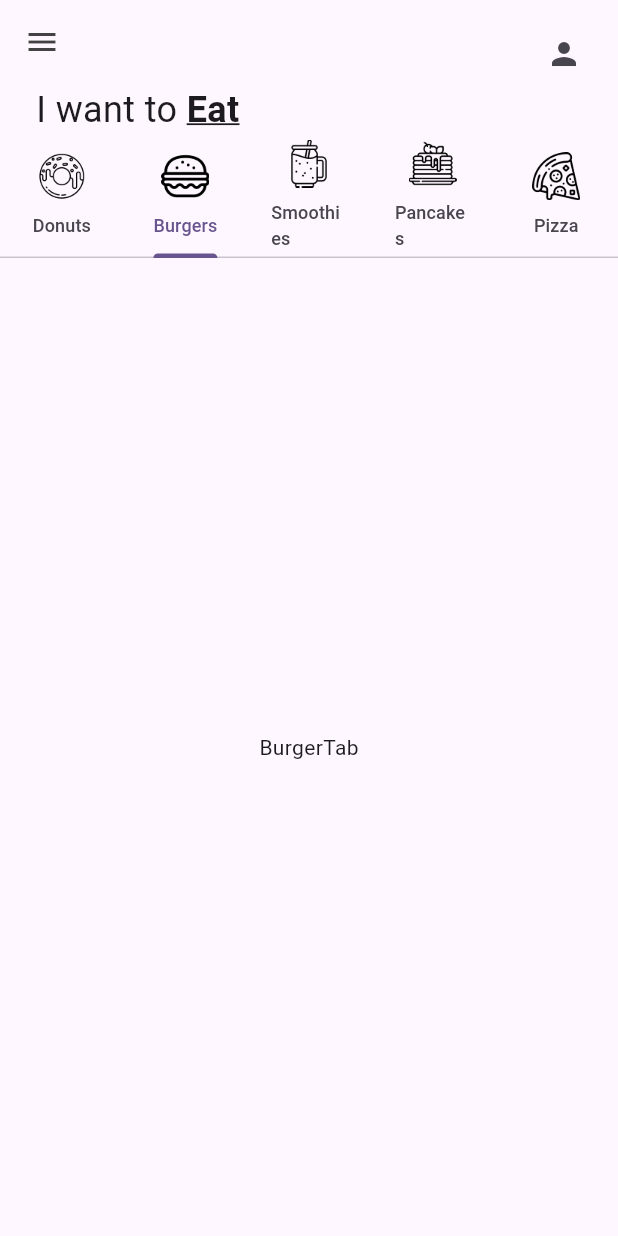
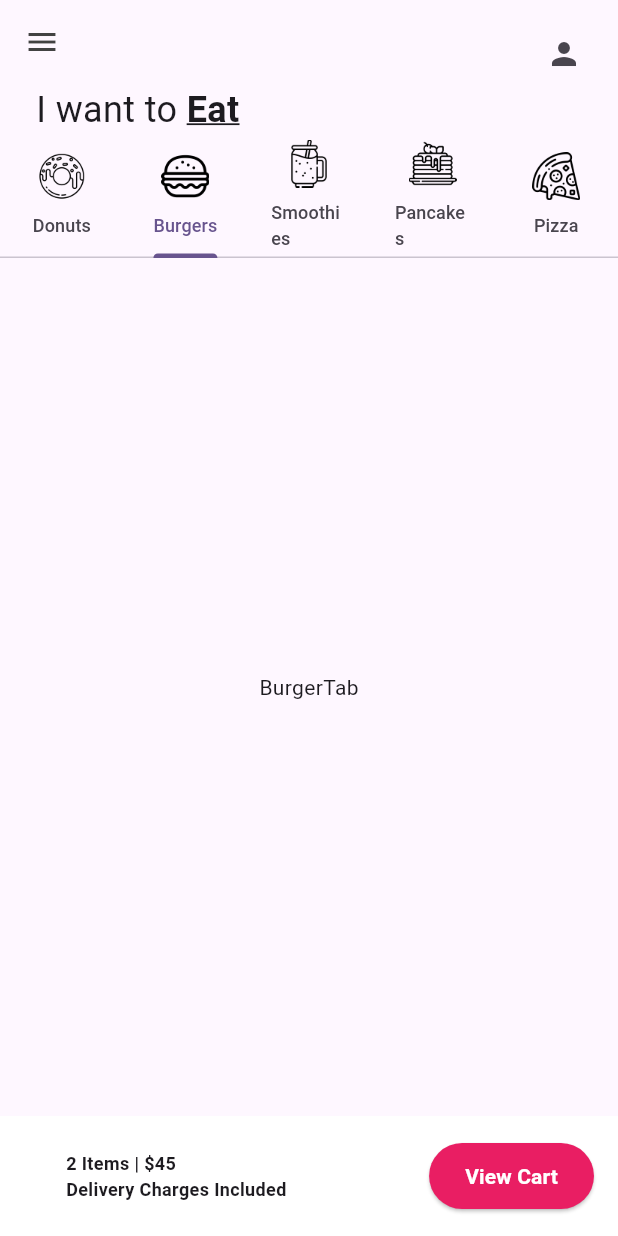
Before and after one commit to mxJosS/donut_app_8sc_25_3, a Flutter app: the screen it shows after launch, tab 2 chosen, on a phone screen of 412 x 824 dp. Run offline on Flutter 3.47's test engine with Material 3 defaults, Android fonts, the phone set to English and light mode, and no system bars.

Commit message:
Shopping cart container added

```diff
--- a/lib/screens/home_page.dart
+++ b/lib/screens/home_page.dart
@@ -77,6 +77,55 @@ class _HomePageState extends State<HomePage> {
               ),
             ),
             //4. Carrito (Cart)
+            Container(
+              color: Colors.white,
+              padding: EdgeInsets.all(16),
+              child: Row(
+                mainAxisAlignment: MainAxisAlignment.spaceBetween,
+                children: [
+                  Padding(
+                    padding: EdgeInsets.only(left: 28),
+                    child: Column(
+                      //se pega a la izquierda
+                      crossAxisAlignment: CrossAxisAlignment.start,
+                      children: [
+                        Text(
+                          '2 Items | \$45',
+                          style: TextStyle(
+                            fontSize: 12,
+                            fontWeight: FontWeight.bold,
+                          ),
+                        ),
+                        Text(
+                          'Delivery Charges Included',
+                          style: TextStyle(
+                            fontSize: 12,
+                            fontWeight: FontWeight.bold,
+                          ),
+                        ),
+                      ],
+                    ),
+                  ),
+                  ElevatedButton(
+                    style: ElevatedButton.styleFrom(
+                      backgroundColor: Colors.pink,
+                      padding: EdgeInsets.symmetric(
+                        horizontal: 24,
+                        vertical: 12,
+                      ),
+                    ),
+                    onPressed: () {},
+                    child: const Text(
+                      'View Cart',
+                      style: TextStyle(
+                        color: Colors.white,
+                        fontWeight: FontWeight.bold,
+                      ),
+                    ),
+                  ),
+                ],
+              ),
+            ),
           ],
         ),
       ),
--- a/lib/tab/donut_tab.dart
+++ b/lib/tab/donut_tab.dart
@@ -42,7 +42,7 @@ class DonutTab extends StatelessWidget {
     return GridView.builder(
       gridDelegate: const SliverGridDelegateWithFixedCrossAxisCount(
         crossAxisCount: 2,
-        childAspectRatio: 1 / 1.35,
+        childAspectRatio: 1 / 1.6,
       ),
       itemCount: donutOnSale.length,
       itemBuilder: (context, index) {
```
